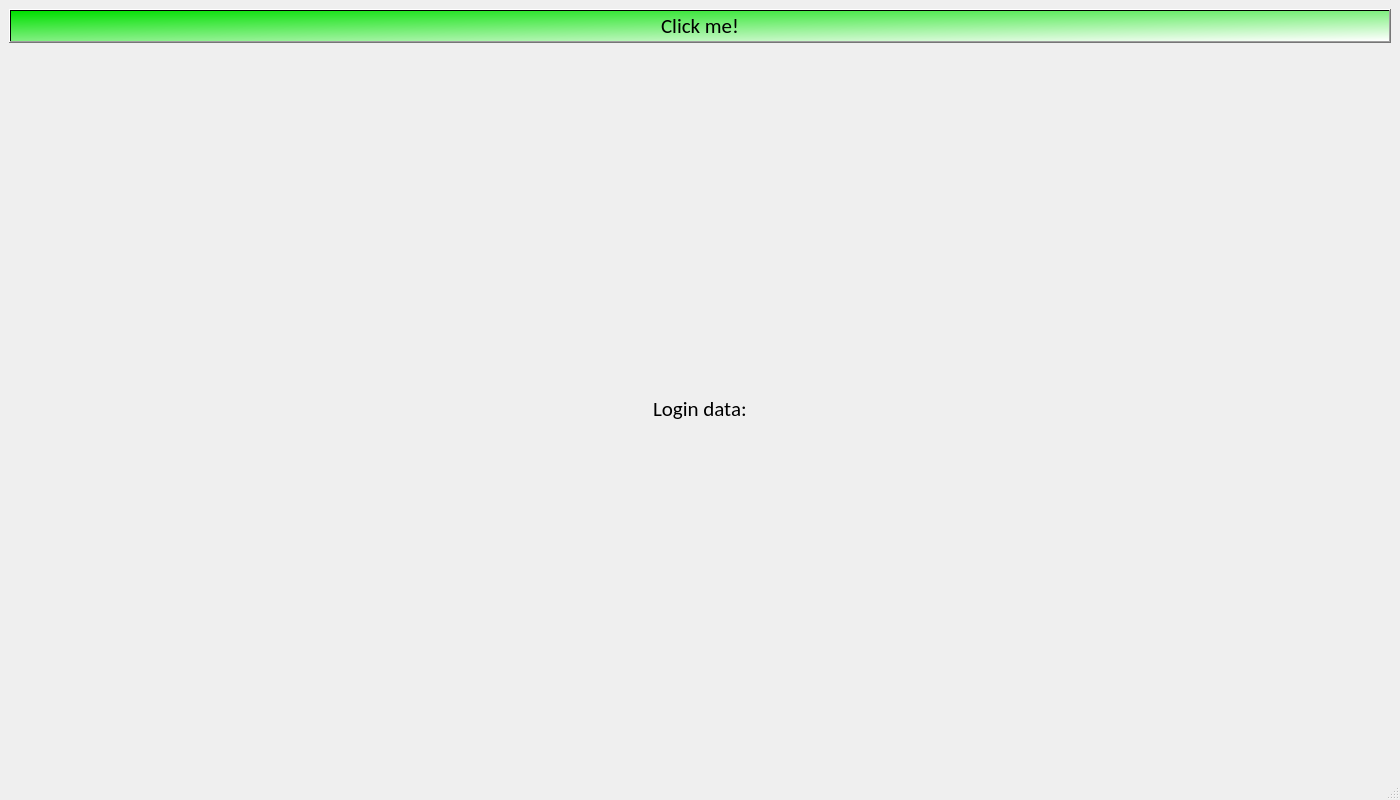
Old version of the form Main.ui in the repository revi2k/LoginModule.
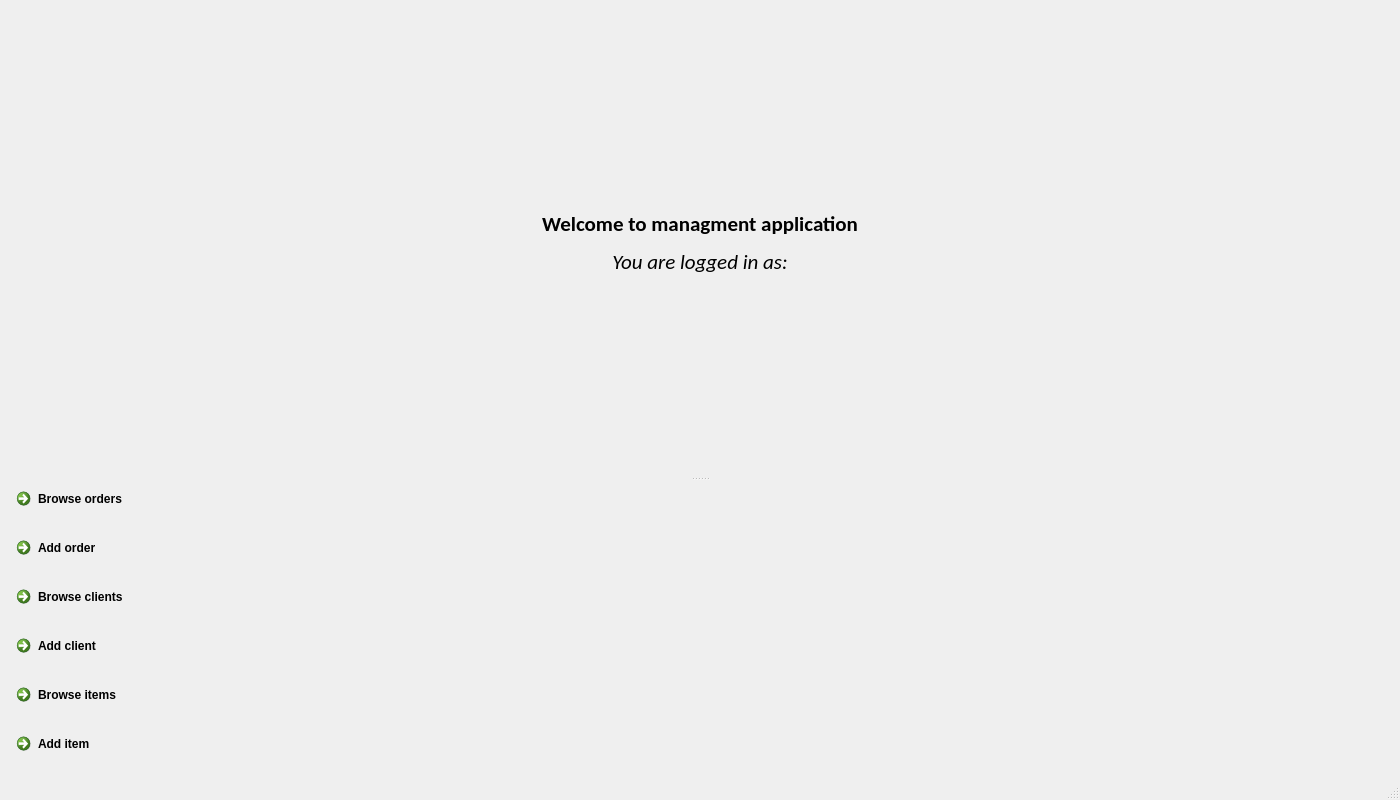
New version of the form.

```diff
--- a/Main.ui
+++ b/Main.ui
@@ -10,43 +10,167 @@
     <height>800</height>
    </rect>
   </property>
+  <property name="minimumSize">
+   <size>
+    <width>1400</width>
+    <height>800</height>
+   </size>
+  </property>
+  <property name="maximumSize">
+   <size>
+    <width>16777215</width>
+    <height>16777215</height>
+   </size>
+  </property>
   <property name="windowTitle">
    <string>Main Application</string>
   </property>
   <widget class="QWidget" name="centralwidget">
-   <layout class="QVBoxLayout" name="verticalLayout_2">
+   <layout class="QVBoxLayout" name="verticalLayout">
     <item>
-     <layout class="QVBoxLayout" name="verticalLayout">
-      <item>
-       <widget class="QPushButton" name="clickButton">
-        <property name="font">
-         <font>
-          <family>Calibri</family>
-          <pointsize>16</pointsize>
-         </font>
-        </property>
-        <property name="styleSheet">
-         <string notr="true">background-color: qlineargradient(spread:pad, x1:0, y1:0, x2:1, y2:1, stop:0 rgba(0, 223, 0, 255), stop:1 rgba(255, 255, 255, 255));</string>
-        </property>
-        <property name="text">
-         <string>Click me!</string>
-        </property>
-       </widget>
-      </item>
-      <item alignment="Qt::AlignHCenter|Qt::AlignVCenter">
-       <widget class="QLabel" name="loginData">
-        <property name="font">
-         <font>
-          <family>Calibri</family>
-          <pointsize>16</pointsize>
-         </font>
-        </property>
-        <property name="text">
-         <string>Login data:</string>
-        </property>
-       </widget>
-      </item>
-     </layout>
+     <widget class="QSplitter" name="splitter">
+      <property name="orientation">
+       <enum>Qt::Vertical</enum>
+      </property>
+      <widget class="QLabel" name="loginData">
+       <property name="minimumSize">
+        <size>
+         <width>0</width>
+         <height>400</height>
+        </size>
+       </property>
+       <property name="font">
+        <font>
+         <family>Calibri</family>
+         <pointsize>16</pointsize>
+        </font>
+       </property>
+       <property name="text">
+        <string>&lt;html&gt;&lt;head/&gt;&lt;body&gt;&lt;p&gt;&lt;span style=&quot; font-weight:600;&quot;&gt;Welcome to managment application&lt;/span&gt;&lt;/p&gt;&lt;p&gt;&lt;span style=&quot; font-style:italic;&quot;&gt;You are logged in as:&lt;/span&gt;&lt;/p&gt;&lt;/body&gt;&lt;/html&gt;</string>
+       </property>
+       <property name="alignment">
+        <set>Qt::AlignCenter</set>
+       </property>
+      </widget>
+      <widget class="QWidget" name="">
+       <layout class="QGridLayout" name="gridLayout">
+        <item row="0" column="0">
+         <widget class="QCommandLinkButton" name="buttBrowseOrders">
+          <property name="focusPolicy">
+           <enum>Qt::StrongFocus</enum>
+          </property>
+          <property name="contextMenuPolicy">
+           <enum>Qt::CustomContextMenu</enum>
+          </property>
+          <property name="acceptDrops">
+           <bool>false</bool>
+          </property>
+          <property name="text">
+           <string>Browse orders</string>
+          </property>
+          <property name="autoDefault">
+           <bool>false</bool>
+          </property>
+         </widget>
+        </item>
+        <item row="1" column="0">
+         <widget class="QCommandLinkButton" name="buttAdOrder">
+          <property name="focusPolicy">
+           <enum>Qt::StrongFocus</enum>
+          </property>
+          <property name="contextMenuPolicy">
+           <enum>Qt::CustomContextMenu</enum>
+          </property>
+          <property name="acceptDrops">
+           <bool>false</bool>
+          </property>
+          <property name="text">
+           <string>Add order</string>
+          </property>
+          <property name="autoDefault">
+           <bool>false</bool>
+          </property>
+         </widget>
+        </item>
+        <item row="2" column="0">
+         <widget class="QCommandLinkButton" name="buttBrowseClients">
+          <property name="focusPolicy">
+           <enum>Qt::StrongFocus</enum>
+          </property>
+          <property name="contextMenuPolicy">
+           <enum>Qt::CustomContextMenu</enum>
+          </property>
+          <property name="acceptDrops">
+           <bool>false</bool>
+          </property>
+          <property name="text">
+           <string>Browse clients</string>
+          </property>
+          <property name="autoDefault">
+           <bool>false</bool>
+          </property>
+         </widget>
+        </item>
+        <item row="3" column="0">
+         <widget class="QCommandLinkButton" name="buttAddClient">
+          <property name="focusPolicy">
+           <enum>Qt::StrongFocus</enum>
+          </property>
+          <property name="contextMenuPolicy">
+           <enum>Qt::CustomContextMenu</enum>
+          </property>
+          <property name="acceptDrops">
+           <bool>false</bool>
+          </property>
+          <property name="text">
+           <string>Add client</string>
+          </property>
+          <property name="autoDefault">
+           <bool>false</bool>
+          </property>
+         </widget>
+        </item>
+        <item row="4" column="0">
+         <widget class="QCommandLinkButton" name="buttBrosweItems">
+          <property name="focusPolicy">
+           <enum>Qt::StrongFocus</enum>
+          </property>
+          <property name="contextMenuPolicy">
+           <enum>Qt::CustomContextMenu</enum>
+          </property>
+          <property name="acceptDrops">
+           <bool>false</bool>
+          </property>
+          <property name="text">
+           <string>Browse items</string>
+          </property>
+          <property name="autoDefault">
+           <bool>false</bool>
+          </property>
+         </widget>
+        </item>
+        <item row="5" column="0">
+         <widget class="QCommandLinkButton" name="buttAddItem">
+          <property name="focusPolicy">
+           <enum>Qt::StrongFocus</enum>
+          </property>
+          <property name="contextMenuPolicy">
+           <enum>Qt::CustomContextMenu</enum>
+          </property>
+          <property name="acceptDrops">
+           <bool>false</bool>
+          </property>
+          <property name="text">
+           <string>Add item</string>
+          </property>
+          <property name="autoDefault">
+           <bool>false</bool>
+          </property>
+         </widget>
+        </item>
+       </layout>
+      </widget>
+     </widget>
     </item>
    </layout>
   </widget>
```
